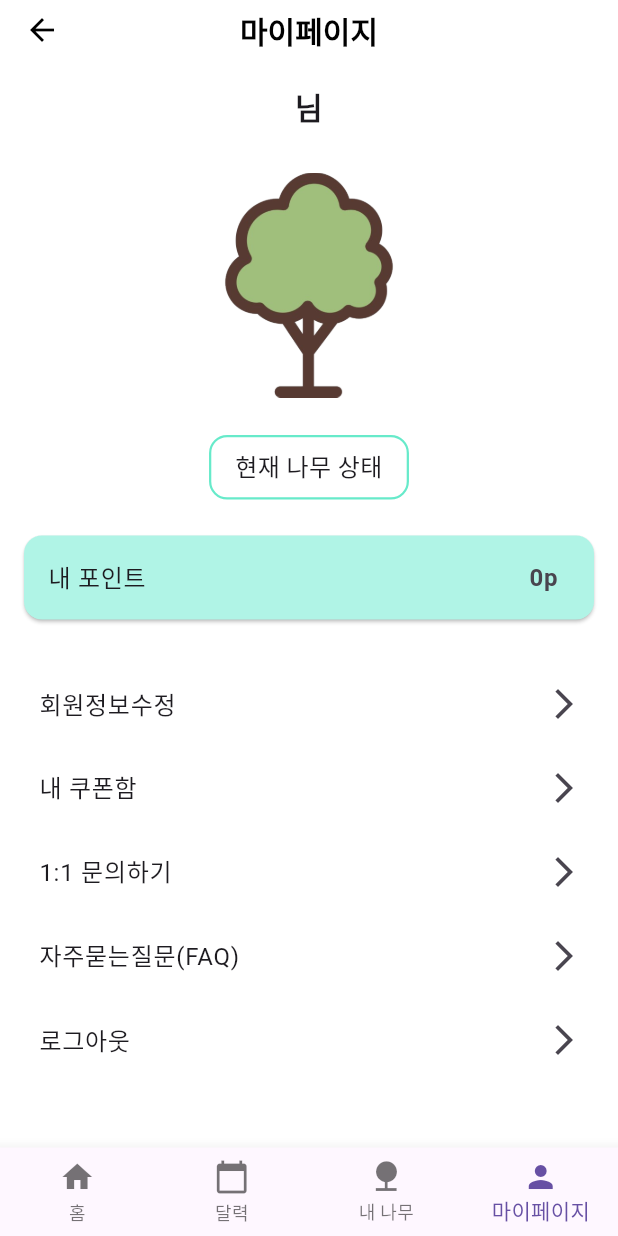
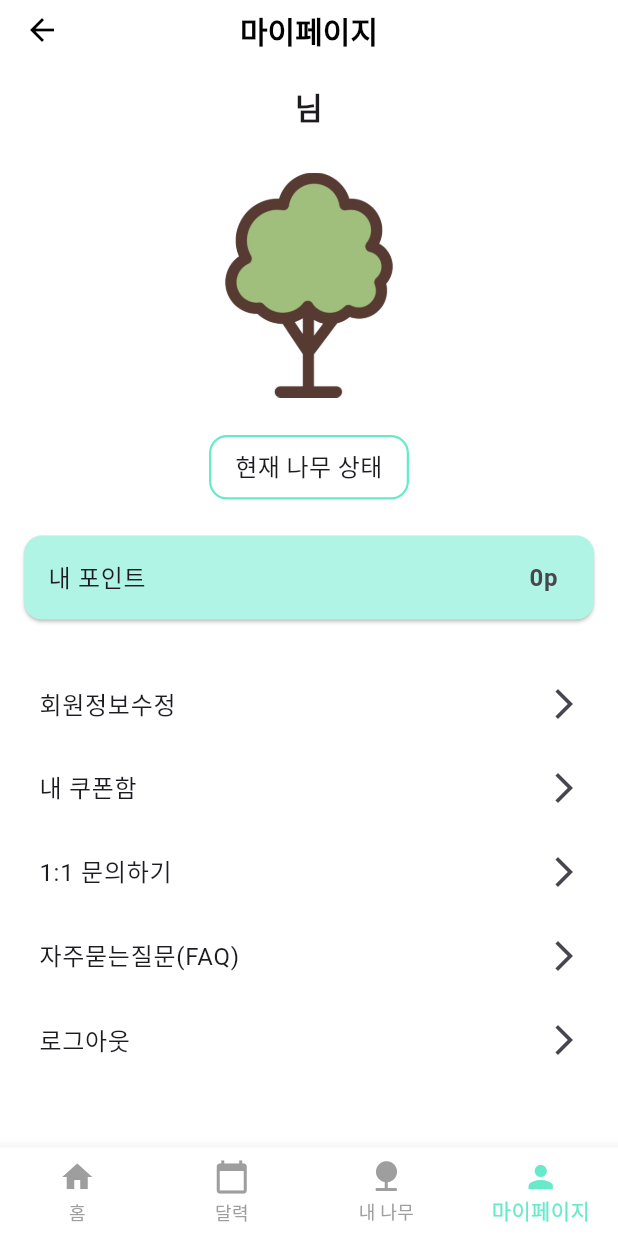
Before and after one commit to recycle-all/bulssuk_front, a Flutter app: the Dashboard screen opened by its route, on a phone screen of 412 x 824 dp. Run offline on Flutter 3.47's test engine with Material 3 defaults, Android fonts, the phone set to English and light mode, and no system bars; our stand-ins replace flutter_dotenv, flutter_local_notifications, flutter_secure_storage, image_picker, permission_handler, sqflite and 2 more; accounts and stored records are empty; network calls fail.

Commit message:
bottom_nav: change UI

```diff
--- a/lib/widgets/bottom_nav.dart
+++ b/lib/widgets/bottom_nav.dart
@@ -55,6 +55,9 @@ class _BottomNavigationSectionState extends State<BottomNavigationSection> {
       type: BottomNavigationBarType.fixed,
       currentIndex: widget.currentIndex, // 현재 선택된 인덱스
       onTap: _onItemTapped,
+      backgroundColor: Colors.white, // 하단바 배경색
+      selectedItemColor: Color(0xFF67EACA), // 선택된 아이템 색상
+      unselectedItemColor: Colors.grey, // 선택되지 않은 아이템 색상
       items: const [
         BottomNavigationBarItem(
           icon: Icon(Icons.home),
```
